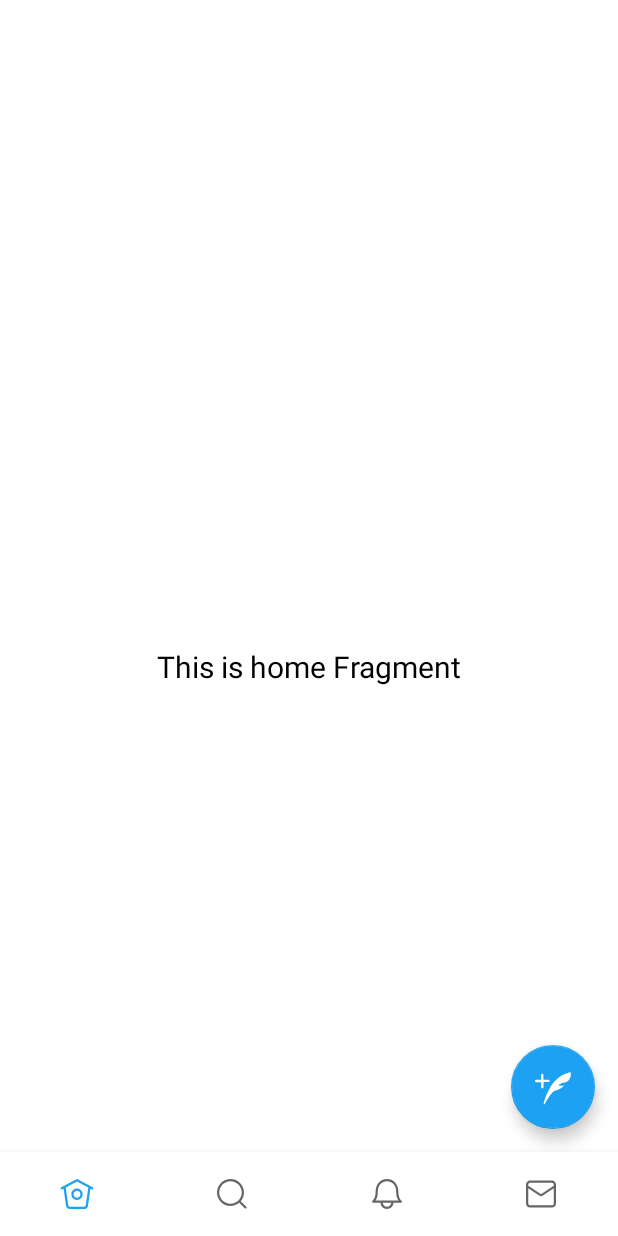
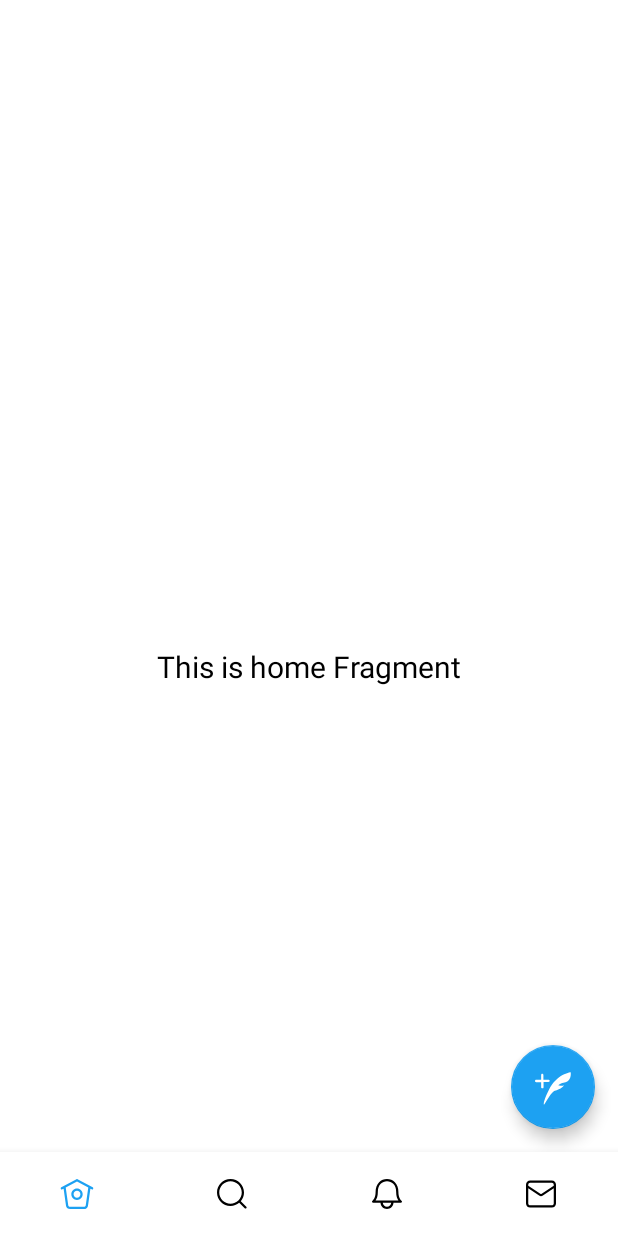
Before and after one commit to vellons/TwitterClone, an Android app: the Navigator screen opened directly, with no data from a screen before it, on a phone screen of 412 x 824 dp. Run offline under Robolectric (Android 15) with nearby library versions, the phone set to English and light mode, and no system bars; our stand-ins replace navigation-ui.

Commit message:
Fix icons bottom color

```diff
--- /dev/null
+++ b/app/src/main/res/color/my_bottom_icon_color.xml
@@ -0,0 +1,5 @@
+<?xml version="1.0" encoding="utf-8"?>
+<selector xmlns:android="http://schemas.android.com/apk/res/android">
+    <item android:state_checked="true" android:color="?colorPrimary" />
+    <item android:state_checked="false" android:color="?android:textColor"/>
+</selector>
--- a/app/src/main/res/layout/activity_navigator.xml
+++ b/app/src/main/res/layout/activity_navigator.xml
@@ -37,6 +37,8 @@
         android:layout_height="wrap_content"
         android:layout_marginStart="0dp"
         android:layout_marginEnd="0dp"
+        app:itemIconTint="@color/my_bottom_icon_color"
+        app:itemRippleColor="@color/primary"
         android:background="?android:attr/windowBackground"
         app:labelVisibilityMode="unlabeled"
         app:layout_constraintBottom_toBottomOf="parent"
--- a/app/src/main/res/layout/tweet.xml
+++ b/app/src/main/res/layout/tweet.xml
@@ -129,6 +129,7 @@
         android:background="@drawable/my_button_transparent"
         android:contentDescription="Comment"
         android:padding="10dp"
+        android:tint="@color/my_bottom_icon_color"
         android:tooltipText="Comment"
         app:layout_constraintEnd_toStartOf="@+id/imageButtonRetweet"
         app:layout_constraintHorizontal_bias="0.5"
@@ -155,6 +156,7 @@
         android:background="@drawable/my_button_transparent"
         android:contentDescription="Retweet"
         android:padding="10dp"
+        android:tint="@color/my_bottom_icon_color"
         android:tooltipText="Retweet"
         app:layout_constraintEnd_toStartOf="@+id/imageButtonLike"
         app:layout_constraintHorizontal_bias="0.5"
@@ -180,6 +182,7 @@
         android:background="@drawable/my_button_transparent"
         android:contentDescription="Like"
         android:padding="10dp"
+        android:tint="@color/my_bottom_icon_color"
         android:tooltipText="Like"
         app:layout_constraintEnd_toEndOf="parent"
         app:layout_constraintHorizontal_bias="0.5"
```
